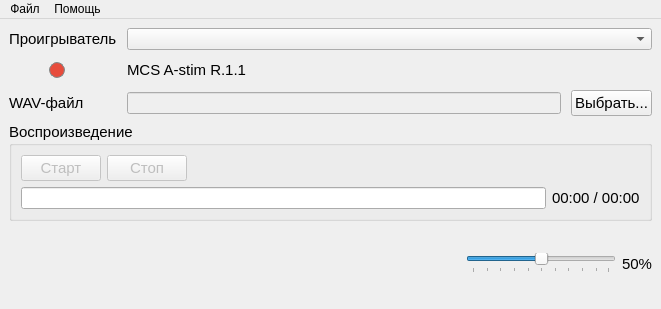
Qt form res/main_window.ui (mcsltd/mcs-astim-wav-player) before a commit.
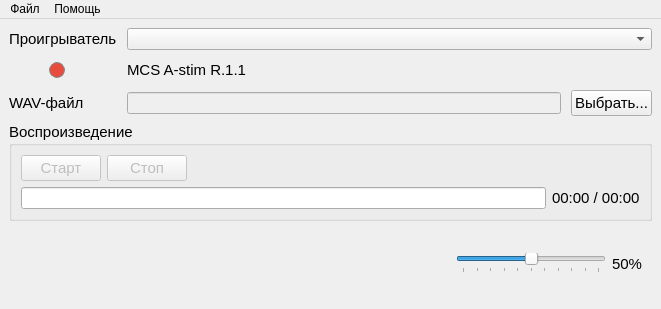
The same form after that commit. Icons and pictures are not drawn.

```diff
--- a/res/main_window.ui
+++ b/res/main_window.ui
@@ -348,6 +348,9 @@
               <height>16777215</height>
              </size>
             </property>
+            <property name="maximum">
+             <number>100</number>
+            </property>
             <property name="value">
              <number>50</number>
             </property>
@@ -369,13 +372,13 @@
             </property>
             <property name="minimumSize">
              <size>
-              <width>30</width>
+              <width>40</width>
               <height>0</height>
              </size>
             </property>
             <property name="maximumSize">
              <size>
-              <width>30</width>
+              <width>40</width>
               <height>16777215</height>
              </size>
             </property>
```
